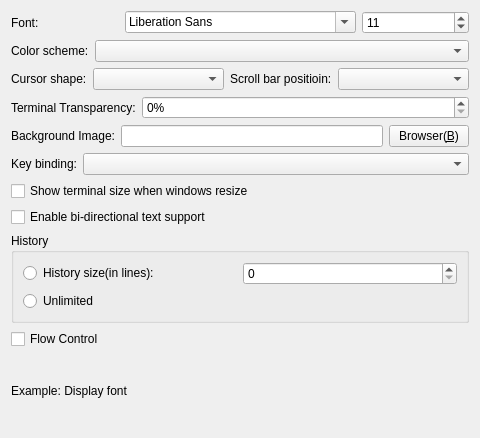
Old version of the form Src/Terminal/ParameterTerminalUI.ui in the repository KangLin/RabbitRemoteControl.
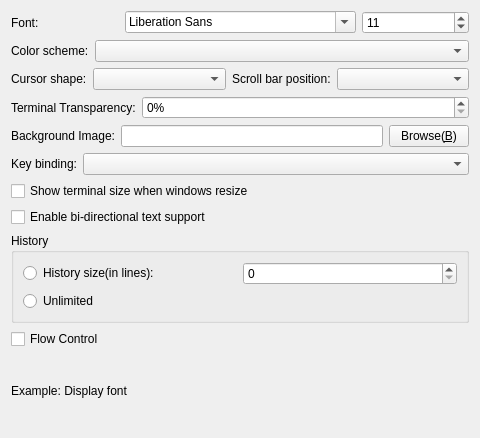
New version of the form.

```diff
--- a/Src/Terminal/ParameterTerminalUI.ui
+++ b/Src/Terminal/ParameterTerminalUI.ui
@@ -103,7 +103,7 @@
      <item>
       <widget class="QLabel" name="label">
        <property name="text">
-        <string>Scroll bar positioin:</string>
+        <string>Scroll bar position:</string>
        </property>
        <property name="wordWrap">
         <bool>false</bool>
@@ -183,7 +183,7 @@
         </sizepolicy>
        </property>
        <property name="text">
-        <string>Browser(&amp;B)</string>
+        <string>Browse(&amp;B)</string>
        </property>
       </widget>
      </item>
```
